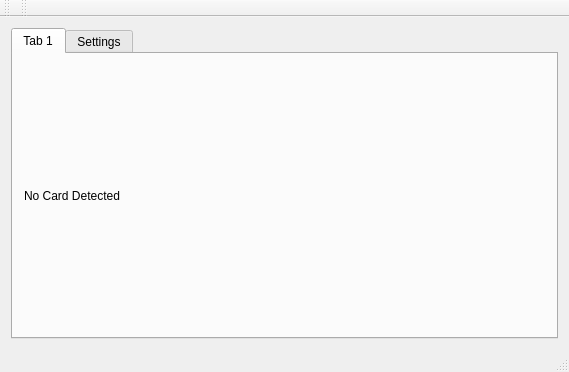
LovesTha/PyeCollectionManager, file pcmwindow.ui: the form before one commit.
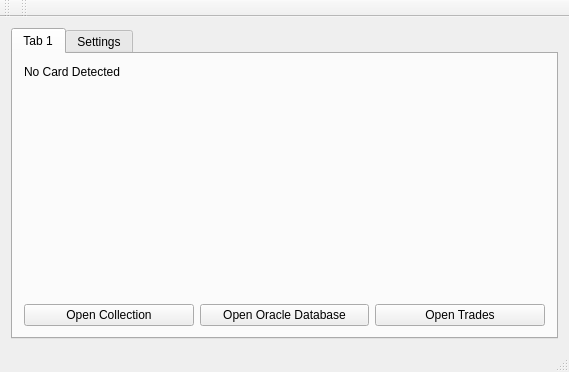
The form after the commit. The open tabs and pages were chosen to show the change.

Commit message: Untested attempt to read collection file

```diff
--- a/pcmwindow.ui
+++ b/pcmwindow.ui
@@ -32,6 +32,44 @@
           </property>
          </widget>
         </item>
+        <item>
+         <spacer name="verticalSpacer">
+          <property name="orientation">
+           <enum>Qt::Vertical</enum>
+          </property>
+          <property name="sizeHint" stdset="0">
+           <size>
+            <width>20</width>
+            <height>40</height>
+           </size>
+          </property>
+         </spacer>
+        </item>
+        <item>
+         <layout class="QHBoxLayout" name="horizontalLayout">
+          <item>
+           <widget class="QPushButton" name="pbOpenCollection">
+            <property name="text">
+             <string>Open Collection</string>
+            </property>
+           </widget>
+          </item>
+          <item>
+           <widget class="QPushButton" name="pbOpenDatabase">
+            <property name="text">
+             <string>Open Oracle Database</string>
+            </property>
+           </widget>
+          </item>
+          <item>
+           <widget class="QPushButton" name="pbOpenTrades">
+            <property name="text">
+             <string>Open Trades</string>
+            </property>
+           </widget>
+          </item>
+         </layout>
+        </item>
        </layout>
       </widget>
       <widget class="QWidget" name="SettingsTab">
```
Left out of the diff: 2 changed lines with no effect on the pictures. The commit also changes 2 other files.
